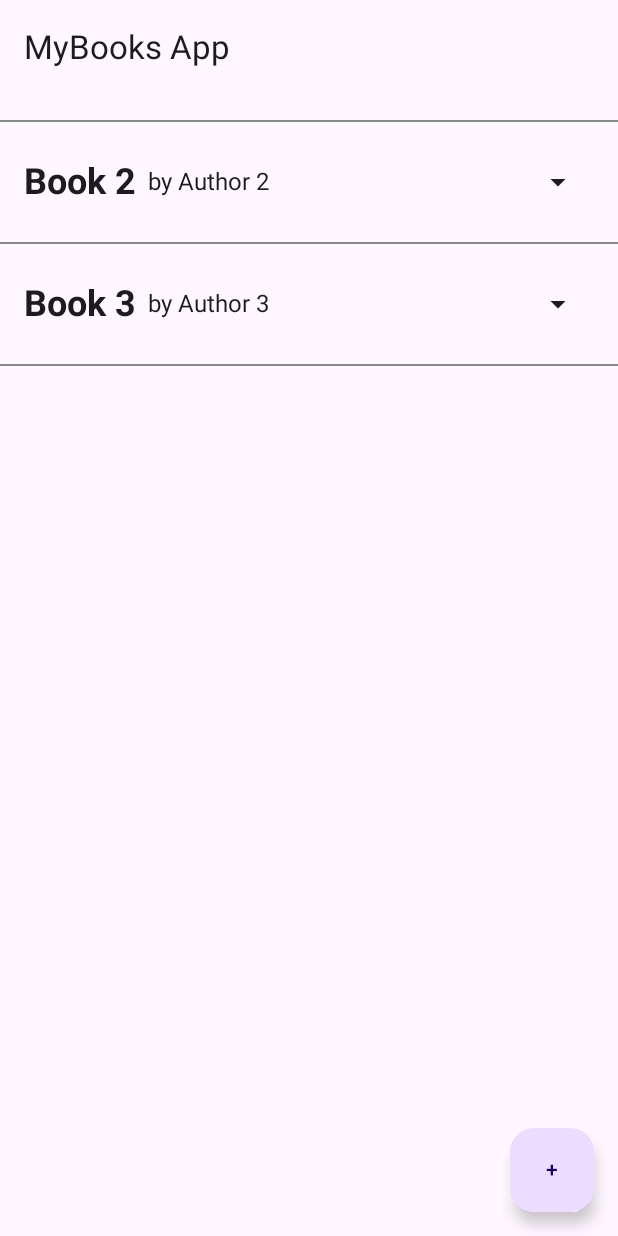
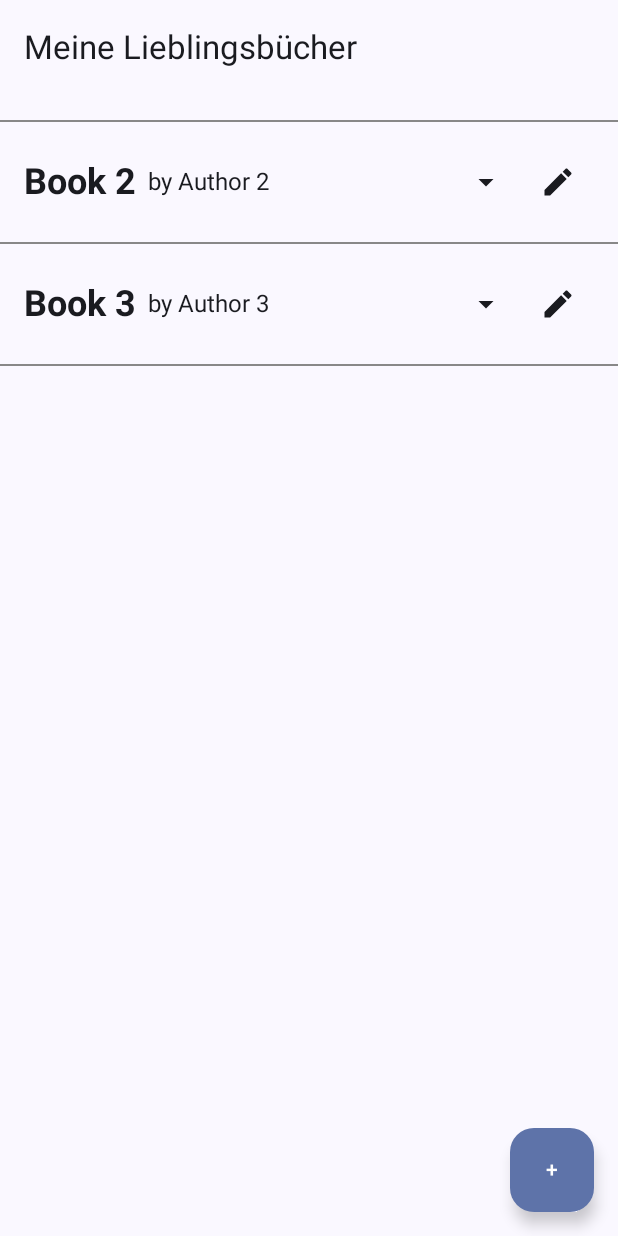
Before and after one commit to amirakupov/mybooks, an Android app built with Jetpack Compose: the screen it shows after launch (MainActivity), on a phone screen of 412 x 824 dp. Run offline under Robolectric (Android 15) with nearby library versions, the phone set to English and light mode, and no system bars.

Commit message:
edit books

```diff
--- a/app/build.gradle.kts
+++ b/app/build.gradle.kts
@@ -51,6 +51,7 @@ android {
 
 dependencies {
 
+    implementation ("androidx.navigation:navigation-compose:2.7.0-rc01")
     implementation(libs.androidx.core.ktx)
     implementation(libs.androidx.lifecycle.runtime.ktx)
     implementation(libs.androidx.activity.compose)
--- a/app/src/main/java/com/example/myb/MainActivity.kt
+++ b/app/src/main/java/com/example/myb/MainActivity.kt
@@ -3,13 +3,20 @@ package com.example.myb
 import android.os.Bundle
 import androidx.activity.ComponentActivity
 import androidx.activity.compose.setContent
+import androidx.compose.material3.MaterialTheme
+import androidx.compose.material3.Surface
 import com.example.myb.ui.MyBooksApp
+import com.example.myb.ui.theme.MyBTheme
 
 class MainActivity : ComponentActivity() {
     override fun onCreate(savedInstanceState: Bundle?) {
         super.onCreate(savedInstanceState)
         setContent {
-            MyBooksApp()
+            MyBTheme {
+                Surface(color = MaterialTheme.colorScheme.background) {
+                    MyBooksApp()
+                }
+            }
         }
     }
 }
--- a/app/src/main/java/com/example/myb/navigation/NavGraph.kt
+++ b/app/src/main/java/com/example/myb/navigation/NavGraph.kt
@@ -4,8 +4,8 @@ import androidx.compose.runtime.Composable
 import androidx.navigation.NavHostController
 import androidx.navigation.compose.NavHost
 import androidx.navigation.compose.composable
-import com.example.myb.ui.BookList
-import com.example.myb.ui.theme.BookForm
+//import com.example.myb.ui.BookList
+//import com.example.myb.ui.theme.BookForm
 import com.example.myb.viewmodel.BookViewModel
 
 //sealed class Screen(val route: String) {
--- a/app/src/main/java/com/example/myb/ui/BookList.kt
+++ b/app/src/main/java/com/example/myb/ui/BookList.kt
@@ -4,6 +4,7 @@ import androidx.compose.foundation.layout.Column
 import androidx.compose.foundation.layout.padding
 import androidx.compose.foundation.lazy.LazyColumn
 import androidx.compose.foundation.lazy.items
+import androidx.compose.foundation.lazy.itemsIndexed
 import androidx.compose.material3.Divider
 import androidx.compose.material3.ExperimentalMaterial3Api
 import androidx.compose.material3.FloatingActionButton
@@ -22,11 +23,12 @@ import com.example.myb.model.Book
 
 import com.example.myb.viewmodel.BookViewModel
 
+
 @Composable
-fun BookList(books: List<Book>) {
+fun BookList(books: List<Book>, onEditClick: (Int) -> Unit) {
     LazyColumn {
-        items(books) { book ->
-            BookListItem(book = book)
+        itemsIndexed(books) { index, book ->
+            BookListItem(book = book, bookId = index, onEditClick = onEditClick)
             Divider(color = Color.Gray, thickness = 1.dp)
         }
     }
--- a/app/src/main/java/com/example/myb/ui/BookListItem.kt
+++ b/app/src/main/java/com/example/myb/ui/BookListItem.kt
@@ -26,7 +26,7 @@ import androidx.compose.ui.unit.sp
 import com.example.myb.model.Book
 
 @Composable
-fun BookListItem(book: Book) {
+fun BookListItem(book: Book, bookId: Int, onEditClick: (Int) -> Unit) {
     var expanded by remember { mutableStateOf(false) }
 
     Column(modifier = Modifier.padding(16.dp)) {
@@ -41,6 +41,9 @@ fun BookListItem(book: Book) {
                     contentDescription = "Expand/Collapse"
                 )
             }
+            IconButton(onClick = { onEditClick(bookId) }) {
+                Icon(Icons.Default.Edit, contentDescription = "Edit")
+            }
         }
         if (expanded) {
             BookDetails(book = book)
--- a/app/src/main/java/com/example/myb/ui/BookListScreen.kt
+++ b/app/src/main/java/com/example/myb/ui/BookListScreen.kt
@@ -1,6 +1,11 @@
 package com.example.myb.ui
 
 import android.annotation.SuppressLint
+import androidx.compose.foundation.layout.fillMaxSize
+import androidx.compose.foundation.lazy.LazyColumn
+import androidx.compose.foundation.lazy.items
+import androidx.compose.foundation.lazy.itemsIndexed
+import androidx.compose.material3.Divider
 import androidx.compose.material3.ExperimentalMaterial3Api
 import androidx.compose.material3.FloatingActionButton
 import androidx.compose.material3.Scaffold
@@ -9,11 +14,12 @@ import androidx.compose.material3.TopAppBar
 import androidx.compose.runtime.Composable
 import androidx.compose.runtime.collectAsState
 import androidx.compose.runtime.getValue
-import androidx.compose.runtime.mutableStateOf
 import androidx.compose.runtime.remember
-import androidx.compose.runtime.setValue
+import androidx.compose.ui.Modifier
+import androidx.compose.ui.graphics.Color
+import androidx.compose.ui.unit.dp
 import androidx.navigation.NavHostController
-import com.example.myb.model.dummyBooks
+import com.example.myb.model.Book
 import com.example.myb.viewmodel.BookViewModel
 
 @SuppressLint("UnusedMaterial3ScaffoldPaddingParameter")
@@ -23,16 +29,20 @@ fun BookListScreen(navController: NavHostController, bookViewModel: BookViewMode
     val books by bookViewModel.books.collectAsState()
 
     Scaffold(
-        topBar = { TopAppBar(title = { Text("Meine Lieblingsbücher") }) },
+        topBar = {
+            TopAppBar(title = { Text("Meine Lieblingsbücher") })
+        },
         floatingActionButton = {
             FloatingActionButton(
-                onClick = { navController.navigate("edit_book") },
+                onClick = { navController.navigate("edit_book/-1") },
             ) {
                 Text(text = "+")
             }
         },
         content = {
-            BookList(books = books)
+            BookList(books = books, onEditClick = { bookId ->
+                navController.navigate("edit_book/$bookId")
+            })
         }
     )
 }
--- a/app/src/main/java/com/example/myb/ui/MyBooksApp.kt
+++ b/app/src/main/java/com/example/myb/ui/MyBooksApp.kt
@@ -1,16 +1,24 @@
 package com.example.myb.ui
 
 import android.annotation.SuppressLint
+import androidx.compose.material.icons.Icons
+import androidx.compose.material.icons.filled.ArrowBack
 import androidx.compose.material3.ExperimentalMaterial3Api
+import androidx.compose.material3.Icon
+import androidx.compose.material3.IconButton
 import androidx.compose.material3.Scaffold
 import androidx.compose.material3.Text
 import androidx.compose.material3.TopAppBar
 import androidx.compose.runtime.*
+import androidx.compose.ui.graphics.vector.ImageVector
+import androidx.compose.ui.res.vectorResource
 import androidx.compose.ui.tooling.preview.Preview
 import androidx.lifecycle.viewmodel.compose.viewModel
+import androidx.navigation.NavType
 import androidx.navigation.compose.NavHost
 import androidx.navigation.compose.composable
 import androidx.navigation.compose.rememberNavController
+import androidx.navigation.navArgument
 import com.example.myb.viewmodel.BookViewModel
 
 @SuppressLint("UnusedMaterial3ScaffoldPaddingParameter")
@@ -20,25 +28,42 @@ fun MyBooksApp() {
     val navController = rememberNavController()
     val bookViewModel: BookViewModel = viewModel()
 
-    Scaffold(
-        topBar = {
-            TopAppBar(title = { Text("MyBooks App") })
-        },
-        content = {
-            NavHost(navController = navController, startDestination = "book_list") {
-                composable("book_list") {
+    NavHost(navController = navController, startDestination = "book_list") {
+        composable("book_list") {
+            Scaffold(
+                topBar = {
+                    TopAppBar(
+                        title = { Text("Meine Lieblingsbücher") }
+                    )
+                },
+                content = {
                     BookListScreen(navController, bookViewModel)
                 }
-                composable("edit_book") {
-                    EditBookScreen(navController, bookViewModel)
+            )
+        }
+        composable(
+            route = "edit_book/{bookId}",
+            arguments = listOf(navArgument("bookId") { type = NavType.IntType })
+        ) { backStackEntry ->
+            val bookId = backStackEntry.arguments?.getInt("bookId") ?: -1
+            Scaffold(
+                topBar = {
+                    TopAppBar(
+                        title = { Text("Neues Buch anlegen/bearbeiten") },
+                        navigationIcon = {
+                            IconButton(onClick = { navController.navigateUp() }) {
+                                Icon(
+                                    imageVector = Icons.Filled.ArrowBack,
+                                    contentDescription = "Back"
+                                )
+                            }
+                        }
+                    )
+                },
+                content = {
+                    EditBookScreen(navController, bookViewModel, bookId)
                 }
-            }
+            )
         }
-    )
+    }
 }
-
-@Preview(showBackground = true)
-@Composable
-fun DefaultPreview() {
-    MyBooksApp()
-}
```
Also changed, not shown: app/src/main/java/com/example/myb/ui/BottomNavbar.kt (+30 -30 lines), app/src/main/java/com/example/myb/ui/EditBookScreen.kt (+69 -26 lines), app/src/main/java/com/example/myb/ui/theme/BookForm.kt (+49 -49 lines), app/src/main/java/com/example/myb/viewmodel/BookViewModel.kt (+11 -46 lines).
